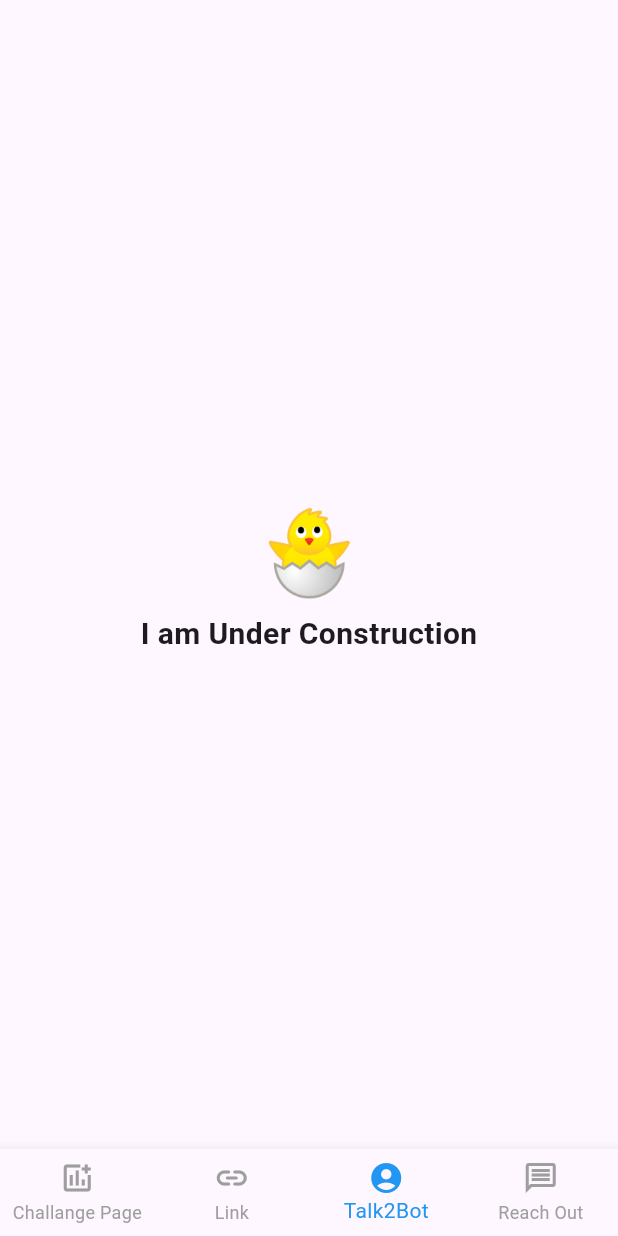
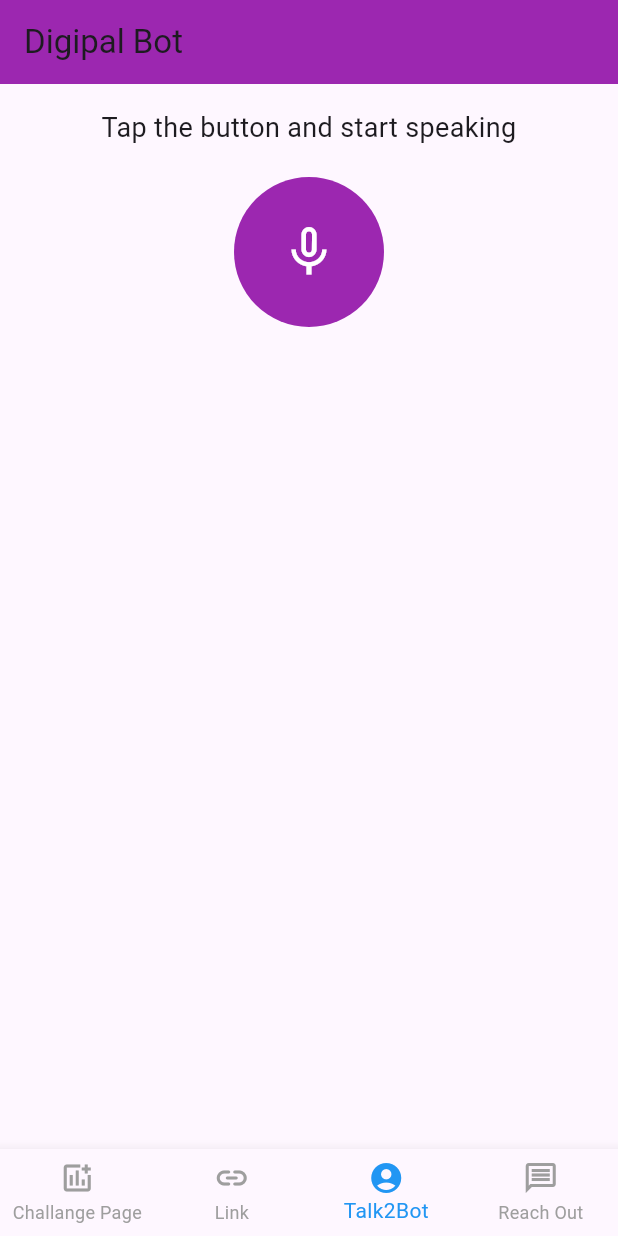
Before and after one commit to hahaanisha/digipal, a Flutter app: the BottomNavBarR screen opened directly with empty values, item 3 of the bottom bar chosen, on a phone screen of 412 x 824 dp. Run offline on Flutter 3.47's test engine with Material 3 defaults, Android fonts, the phone set to English and light mode, and no system bars; our stand-ins replace firebase_auth, firebase_core, firebase_database, flutter_gemini, flutter_tts, speech_to_text and 2 more; missing offline and left inert: android_intent_plus, easy_upi_payment, mailer, webview_flutter_android, webview_flutter_wkwebview; accounts and stored records are empty.

Commit message:
Multilingual Bot

```diff
--- a/lib/screens/BotPage.dart
+++ b/lib/screens/BotPage.dart
@@ -1,13 +1,202 @@
+import 'dart:convert';
+import 'package:firebase_database/firebase_database.dart';
 import 'package:flutter/material.dart';
+import 'package:flutter_tts/flutter_tts.dart';
+import 'package:speech_to_text/speech_to_text.dart';
+import 'package:http/http.dart' as http;
 
-class BotPage extends StatelessWidget {
-  const BotPage({super.key});
+class TestModel extends StatefulWidget {
+
+  final dynamic UID;
+
+  const TestModel({super.key,required this.UID});
+
+  @override
+  State<TestModel> createState() => _TestModelState();
+}
+
+class _TestModelState extends State<TestModel> {
+
+
+  final SpeechToText _speechToText = SpeechToText();
+  final FlutterTts _flutterTts = FlutterTts();
+
+  bool _isListening = false;
+  bool _isLoadingResponse = false;
+  String _spokenText = "";
+  String _modelResponse = "";
+
+  final String apiKey = 'AIzaSyBC1V1ERSRe7sXp-dDtysFu8EukQ055P-4';
+  final String endpoint =
+      'https://generativelanguage.googleapis.com/v1beta/models/gemini-1.5-flash:generateContent';
+  String userLanguage = "English";
+
+  @override
+  void initState() {
+    super.initState();
+    _initializeSpeech();
+    _speakWelcome();
+    fetchUserLanguage();
+  }
+
+  Future<void> fetchUserLanguage() async {
+    DatabaseReference userRef = FirebaseDatabase.instance.ref().child('users').child(widget.UID);
+    DatabaseEvent event = await userRef.once();
+    if (event.snapshot.exists) {
+      setState(() {
+        userLanguage = event.snapshot.child('language').value.toString();
+      });
+    }
+  }
+
+  Future<void> _initializeSpeech() async {
+    bool available = await _speechToText.initialize();
+    setState(() {
+      _isListening = available;
+    });
+  }
+
+  Future<void> _speakWelcome() async {
+    await _flutterTts.speak('Hello! Welcome to Digipal Bot. How may I help you?');
+  }
+
+  void _startListening() async {
+    if (!_isListening) return;
+    setState(() {
+      _spokenText = "";
+      _modelResponse = "";
+    });
+
+    await _speechToText.listen(onResult: (result) {
+      setState(() {
+        _spokenText = result.recognizedWords;
+      });
+
+      if (result.finalResult) {
+        _stopListening();
+        _fetchGeminiResponse(_spokenText);
+      }
+    });
+
+    setState(() {
+      _isListening = true;
+    });
+  }
+
+  void _stopListening() async {
+    await _speechToText.stop();
+    setState(() {
+      _isListening = false;
+    });
+  }
+
+  Future<void> _fetchGeminiResponse(String prompt) async {
+    setState(() {
+      _isLoadingResponse = true;
+      _modelResponse = "";
+    });
+
+    final requestPayload = {
+      'contents': [
+        {
+          'parts': [
+            {
+              'text': '$prompt. Provide a response in maximum 50 words in only ${userLanguage} Language',
+            }
+          ]
+        }
+      ]
+    };
+
+    try {
+      final response = await http.post(
+        Uri.parse('$endpoint?key=$apiKey'),
+        headers: {'Content-Type': 'application/json'},
+        body: jsonEncode(requestPayload),
+      );
+
+      if (response.statusCode == 200) {
+        final responseBody = jsonDecode(response.body);
+        final candidate = responseBody['candidates']?[0];
+        final textResponse = candidate?['content']?['parts']?[0]?['text'] ?? "No response text";
+
+        setState(() {
+          _modelResponse = textResponse;
+          _isLoadingResponse = false;
+        });
+
+        await _flutterTts.speak(textResponse); // Speak the response
+      } else {
+        setState(() {
+          _isLoadingResponse = false;
+          _modelResponse = 'Error: ${response.statusCode} - ${response.body}';
+        });
+      }
+    } catch (e) {
+      setState(() {
+        _isLoadingResponse = false;
+        _modelResponse = 'Error: $e';
+      });
+    }
+  }
 
   @override
   Widget build(BuildContext context) {
     return Scaffold(
-      body: Center(
-        child: Text('Bot Page'),
+      appBar: AppBar(
+        title: const Text("Digipal Bot"),
+        backgroundColor: Colors.purple,
+      ),
+      body: SingleChildScrollView(
+        child: Center(
+          child: Padding(
+            padding: const EdgeInsets.all(16.0),
+            child: Column(
+              mainAxisAlignment: MainAxisAlignment.center,
+              children: [
+                const Text(
+                  "Tap the button and start speaking",
+                  style: TextStyle(fontSize: 18, fontWeight: FontWeight.w400),
+                  textAlign: TextAlign.center,
+                ),
+                const SizedBox(height: 20),
+                GestureDetector(
+                  onTap: _startListening,
+                  child: CircleAvatar(
+                    radius: 50,
+                    backgroundColor: Colors.purple,
+                    child: Icon(
+                      _speechToText.isListening ? Icons.mic : Icons.mic_none,
+                      color: Colors.white,
+                      size: 40,
+                    ),
+                  ),
+                ),
+                const SizedBox(height: 20),
+                if (_spokenText.isNotEmpty)
+                  Text(
+                    "You said: $_spokenText",
+                    style: const TextStyle(fontSize: 18, fontWeight: FontWeight.w300),
+                    textAlign: TextAlign.center,
+                  ),
+                if (_isLoadingResponse)
+                  const Padding(
+                    padding: EdgeInsets.all(8.0),
+                    child: CircularProgressIndicator(),
+                  ),
+                if (_modelResponse.isNotEmpty)
+                  Padding(
+                    padding: const EdgeInsets.all(8.0),
+                    child: Text(
+                      "Response: $_modelResponse",
+                      style: const TextStyle(fontSize: 18, fontWeight: FontWeight.w400),
+                      textAlign: TextAlign.center,
+                    ),
+                  ),
+              ],
+            ),
+          ),
+        ),
       ),
     );
   }
--- a/lib/screens/BottomNavbar.dart
+++ b/lib/screens/BottomNavbar.dart
@@ -40,7 +40,7 @@ class _BottomNavBarRState extends State<BottomNavBarR> {
       ChallengePage(),
       FormHomePage(UID: widget.companyUID,),
       // ReachOutPage(),
-      ReachOutPage(),
+      TestModel(UID: widget.companyUID,),
       FeedbackScreen(),
     ];
 
--- a/pubspec.yaml
+++ b/pubspec.yaml
@@ -53,6 +53,8 @@ dependencies:
   contacts_service: ^0.6.3
   android_intent_plus: ^3.1.0
   video_player: ^2.9.2
+  google_generative_ai: ^0.4.6
+  geolocator: ^13.0.2
 
 
 
```
Also changed, not shown: pubspec.lock, 3 other files.
